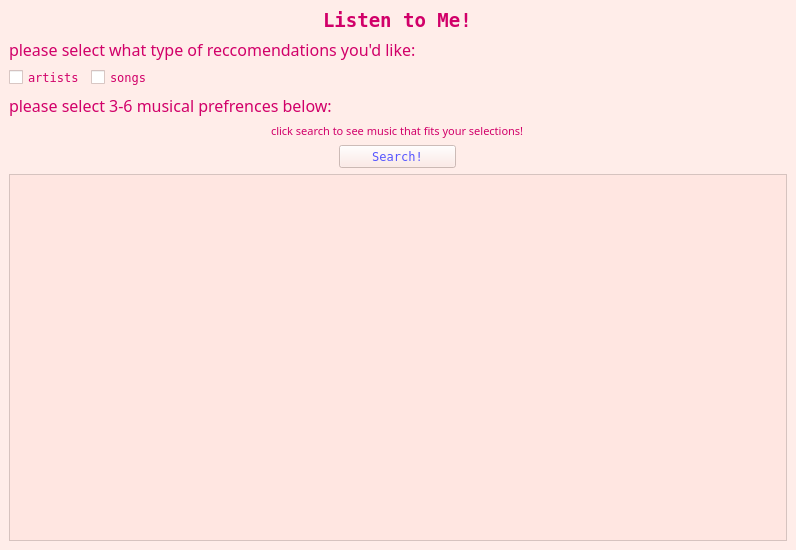
Old version of the form main.ui in the repository avar33/ListenToMe-task1.
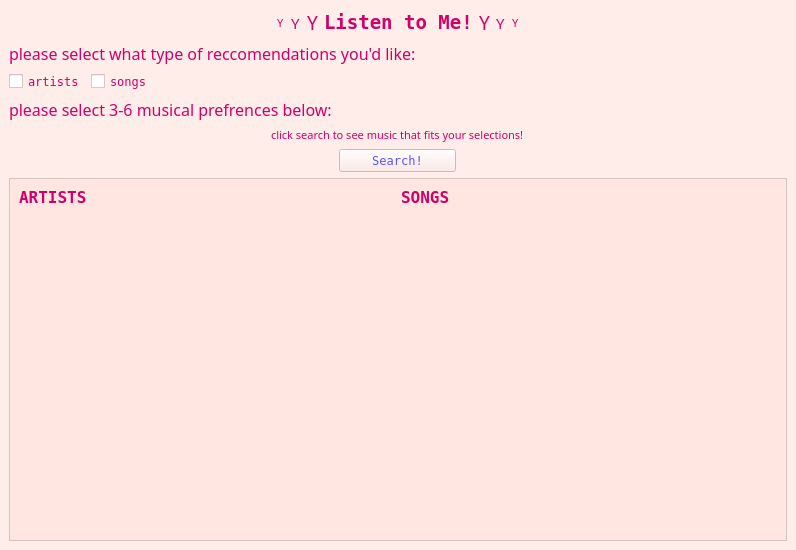
New version of the form.

```diff
--- a/main.ui
+++ b/main.ui
@@ -548,11 +548,47 @@
          <x>0</x>
          <y>0</y>
          <width>776</width>
-         <height>378</height>
+         <height>374</height>
         </rect>
        </property>
        <layout class="QGridLayout" name="gridLayout_2">
         <item row="0" column="0">
+         <layout class="QVBoxLayout" name="verticalLayout">
+          <item>
+           <layout class="QHBoxLayout" name="horizontalLayout">
+            <item alignment="Qt::AlignmentFlag::AlignTop">
+             <widget class="QLabel" name="artistTitle">
+              <property name="font">
+               <font>
+                <family>Terminal</family>
+                <pointsize>12</pointsize>
+                <bold>true</bold>
+               </font>
+              </property>
+              <property name="text">
+               <string>ARTISTS</string>
+              </property>
+             </widget>
+            </item>
+            <item alignment="Qt::AlignmentFlag::AlignTop">
+             <widget class="QLabel" name="songTitle">
+              <property name="font">
+               <font>
+                <family>Terminal</family>
+                <pointsize>12</pointsize>
+                <bold>true</bold>
+               </font>
+              </property>
+              <property name="text">
+               <string>SONGS</string>
+              </property>
+             </widget>
+            </item>
+           </layout>
+          </item>
+         </layout>
+        </item>
+        <item row="1" column="0">
          <layout class="QGridLayout" name="displayGrid"/>
         </item>
        </layout>
@@ -592,19 +628,127 @@
     </item>
     <item row="0" column="0">
      <layout class="QVBoxLayout" name="selectionVLayout">
-      <item alignment="Qt::AlignmentFlag::AlignHCenter">
-       <widget class="QLabel" name="title">
-        <property name="font">
-         <font>
-          <family>Terminal</family>
-          <pointsize>14</pointsize>
-          <bold>true</bold>
-         </font>
-        </property>
-        <property name="text">
-         <string>Listen to Me!</string>
-        </property>
-       </widget>
+      <item>
+       <layout class="QHBoxLayout" name="horizontalLayout_3">
+        <item>
+         <spacer name="horizontalSpacer">
+          <property name="orientation">
+           <enum>Qt::Orientation::Horizontal</enum>
+          </property>
+          <property name="sizeHint" stdset="0">
+           <size>
+            <width>40</width>
+            <height>20</height>
+           </size>
+          </property>
+         </spacer>
+        </item>
+        <item alignment="Qt::AlignmentFlag::AlignRight">
+         <widget class="QLabel" name="label_7">
+          <property name="font">
+           <font>
+            <family>Webdings</family>
+            <pointsize>8</pointsize>
+           </font>
+          </property>
+          <property name="text">
+           <string>Y</string>
+          </property>
+         </widget>
+        </item>
+        <item alignment="Qt::AlignmentFlag::AlignRight">
+         <widget class="QLabel" name="label_5">
+          <property name="font">
+           <font>
+            <family>Webdings</family>
+            <pointsize>11</pointsize>
+           </font>
+          </property>
+          <property name="text">
+           <string>Y</string>
+          </property>
+         </widget>
+        </item>
+        <item alignment="Qt::AlignmentFlag::AlignRight">
+         <widget class="QLabel" name="label_4">
+          <property name="font">
+           <font>
+            <family>Webdings</family>
+            <pointsize>14</pointsize>
+           </font>
+          </property>
+          <property name="text">
+           <string>Y</string>
+          </property>
+         </widget>
+        </item>
+        <item alignment="Qt::AlignmentFlag::AlignHCenter">
+         <widget class="QLabel" name="label_2">
+          <property name="font">
+           <font>
+            <family>Terminal</family>
+            <pointsize>14</pointsize>
+            <bold>true</bold>
+           </font>
+          </property>
+          <property name="text">
+           <string>Listen to Me!</string>
+          </property>
+         </widget>
+        </item>
+        <item>
+         <widget class="QLabel" name="label_3">
+          <property name="font">
+           <font>
+            <family>Webdings</family>
+            <pointsize>14</pointsize>
+           </font>
+          </property>
+          <property name="text">
+           <string>Y</string>
+          </property>
+         </widget>
+        </item>
+        <item>
+         <widget class="QLabel" name="label_6">
+          <property name="font">
+           <font>
+            <family>Webdings</family>
+            <pointsize>11</pointsize>
+           </font>
+          </property>
+          <property name="text">
+           <string>Y</string>
+          </property>
+         </widget>
+        </item>
+        <item>
+         <widget class="QLabel" name="label_8">
+          <property name="font">
+           <font>
+            <family>Webdings</family>
+            <pointsize>8</pointsize>
+           </font>
+          </property>
+          <property name="text">
+           <string>Y</string>
+          </property>
+         </widget>
+        </item>
+        <item>
+         <spacer name="horizontalSpacer_3">
+          <property name="orientation">
+           <enum>Qt::Orientation::Horizontal</enum>
+          </property>
+          <property name="sizeHint" stdset="0">
+           <size>
+            <width>40</width>
+            <height>20</height>
+           </size>
+          </property>
+         </spacer>
+        </item>
+       </layout>
       </item>
       <item>
        <widget class="QLabel" name="label2">
```
